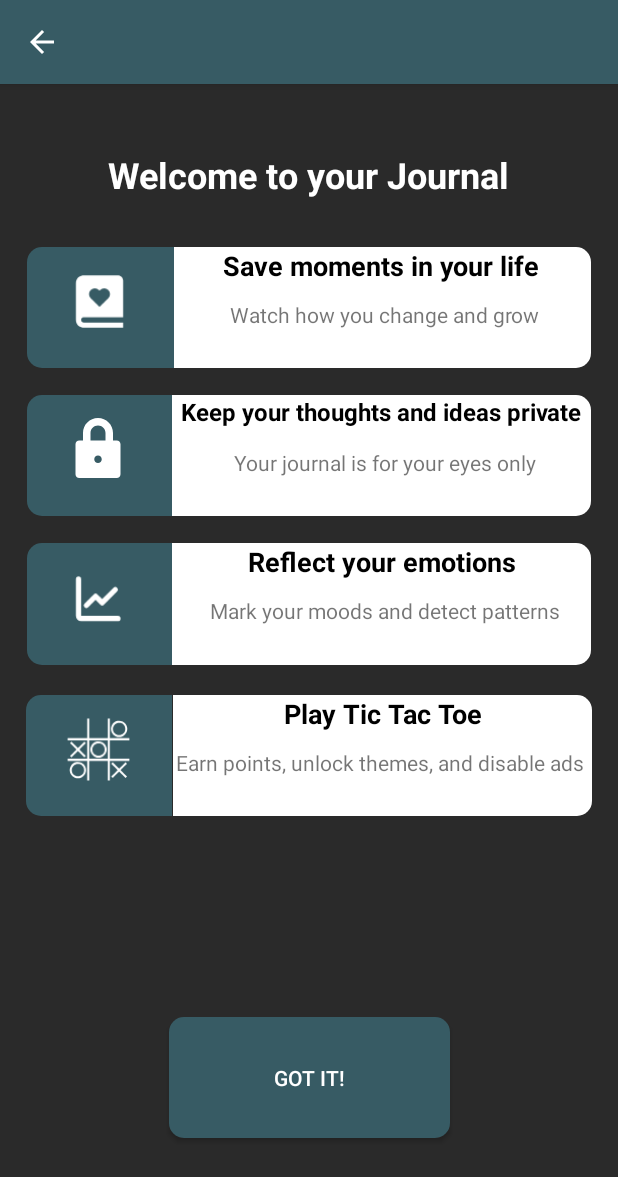
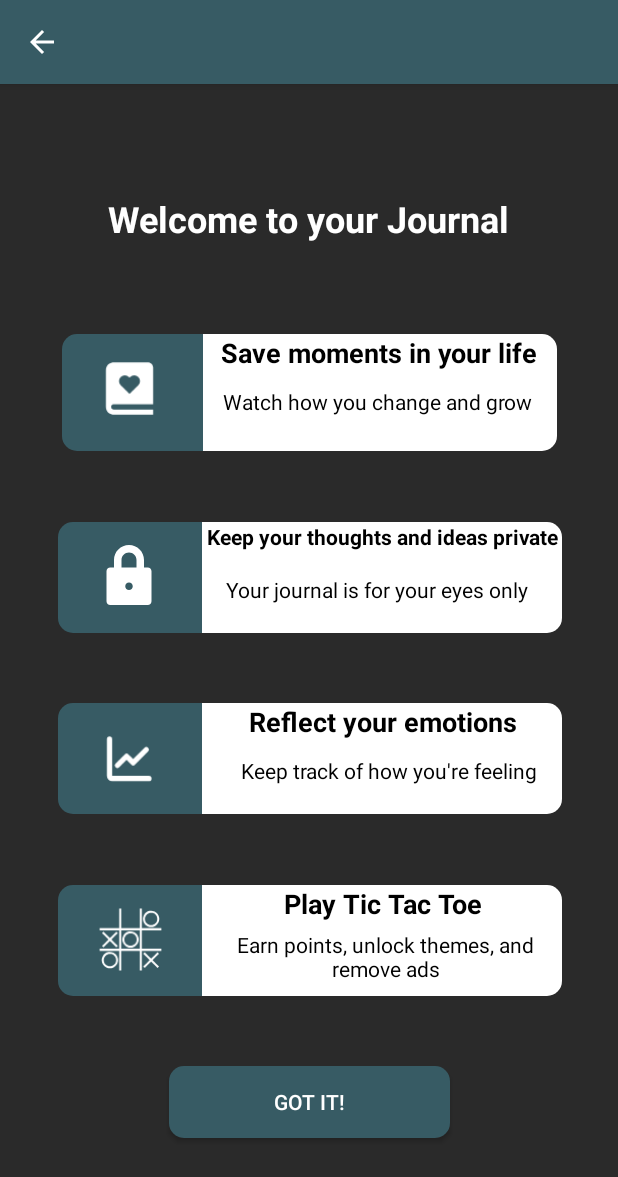
Before and after one commit to Topitops69/TicTacJournal_Official, an Android app: the Welcome_end screen opened directly, with no data from a screen before it, on a phone screen of 412 x 824 dp. Shown: the top 1177 px of the screen. Run offline under Robolectric (Android 15) with nearby library versions, the phone set to English and light mode, and no system bars; our stand-ins replace sdp/ssp sizes.

Commit message:
Sakto nang Layout sa ako cp

```diff
--- a/app/src/main/res/layout/activity_welcome_end.xml
+++ b/app/src/main/res/layout/activity_welcome_end.xml
@@ -27,20 +27,19 @@
     <Button
         android:id="@+id/btnGot"
         android:layout_width="187dp"
-        android:layout_height="0dp"
+        android:layout_height="wrap_content"
         android:layout_marginBottom="65dp"
         android:background="@drawable/roundstyle"
         android:text="Got it!"
         android:textColor="#FFFFFF"
         app:layout_constraintBottom_toBottomOf="parent"
         app:layout_constraintEnd_toEndOf="parent"
-        app:layout_constraintStart_toStartOf="parent"
-        app:layout_constraintTop_toBottomOf="@+id/frameLayout4" />
+        app:layout_constraintStart_toStartOf="parent" />
 
     <FrameLayout
         android:id="@+id/frameLayout"
-        android:layout_width="0dp"
-        android:layout_height="0dp"
+        android:layout_width="wrap_content"
+        android:layout_height="@dimen/_60ssp"
         android:layout_marginStart="18dp"
         android:layout_marginEnd="18dp"
         android:layout_marginBottom="18dp"
@@ -52,9 +51,8 @@
 
         <TextView
             android:id="@+id/Save"
-            android:layout_width="279dp"
+            android:layout_width="237dp"
             android:layout_height="match_parent"
-
             android:layout_gravity="right"
             android:background="@drawable/textstyle"
             android:text="Save moments in your life"
@@ -64,52 +62,49 @@
             android:textSize="18sp"
             android:textStyle="bold"
 
-
             />
 
         <TextView
             android:id="@+id/icon1"
-            android:layout_width="98dp"
+            android:layout_width="94dp"
             android:layout_height="match_parent"
             android:background="@drawable/icon"
-
             android:text="" />
 
         <ImageView
             android:id="@+id/icnHeart"
             android:layout_width="42dp"
-
             android:layout_height="42dp"
-
-            android:layout_marginLeft="27dp"
+            android:layout_marginLeft="24dp"
             android:layout_marginTop="15dp"
-            android:layout_marginBottom="20dp"
+            android:layout_marginBottom="27dp"
             android:contentDescription="@string/todo"
             android:src="@drawable/book_heart"
-
             app:layout_constraintEnd_toEndOf="parent"
             app:layout_constraintStart_toStartOf="parent"
             app:layout_constraintTop_toTopOf="parent" />
 
+
         <TextView
             android:id="@+id/def1"
-            android:layout_width="250dp"
-            android:layout_height="wrap_content"
+            android:layout_width="220dp"
+            android:layout_height="42dp"
             android:text="Watch how you change and grow"
             android:textAlignment="center"
-            android:layout_marginLeft="113dp"
+            android:layout_marginLeft="100dp"
+            android:layout_marginRight="10dp"
             android:layout_marginTop="35dp"
             android:layout_marginBottom="20dp"
+            android:textColor ="@color/black"
             />
-
 
     </FrameLayout>
 
     <FrameLayout
         android:id="@+id/frameLayout2"
-        android:layout_width="0dp"
-        android:layout_height="0dp"
-        android:layout_marginStart="18dp"
+        android:layout_width="336dp"
+        android:layout_height="74dp"
+        android:layout_marginStart="19dp"
         android:layout_marginEnd="18dp"
         android:layout_marginBottom="18dp"
         app:layout_constraintBottom_toTopOf="@+id/frameLayout3"
@@ -119,7 +114,7 @@
 
         <TextView
             android:id="@+id/textView7"
-            android:layout_width="98dp"
+            android:layout_width="97dp"
             android:layout_height="match_parent"
             android:background="@drawable/icon"
 
@@ -127,9 +122,9 @@
 
         <TextView
             android:id="@+id/txt2"
-            android:layout_width="279dp"
+
+            android:layout_width="240dp"
             android:layout_height="match_parent"
-
             android:layout_gravity="right"
             android:background="@drawable/textstyle"
             android:lineSpacingExtra="8sp"
@@ -137,7 +132,7 @@
             android:textAlignment="center"
             android:textAllCaps="false"
             android:textColor="#000000"
-            android:textSize="16sp"
+            android:textSize="14sp"
             android:textStyle="bold" />
 
         <ImageView
@@ -158,23 +153,25 @@
 
         <TextView
             android:id="@+id/def2"
-            android:layout_width="250dp"
-            android:layout_height="wrap_content"
+            android:layout_width="220dp"
+            android:layout_height="42dp"
             android:text="Your journal is for your eyes only"
             android:textAlignment="center"
-            android:layout_marginLeft="113dp"
+            android:layout_marginLeft="102dp"
+            android:layout_marginRight="7dp"
             android:layout_marginTop="35dp"
             android:layout_marginBottom="20dp"
+            android:textColor ="@color/black"
             />
     </FrameLayout>
 
     <FrameLayout
         android:id="@+id/frameLayout3"
-        android:layout_width="0dp"
-        android:layout_height="0dp"
-        android:layout_marginStart="18dp"
+        android:layout_width="336dp"
+        android:layout_height="74dp"
+        android:layout_marginStart="19dp"
         android:layout_marginEnd="18dp"
-        android:layout_marginBottom="20dp"
+        android:layout_marginBottom="18dp"
         app:layout_constraintBottom_toTopOf="@+id/frameLayout4"
         app:layout_constraintEnd_toEndOf="parent"
         app:layout_constraintStart_toStartOf="parent"
@@ -190,7 +187,7 @@
 
         <TextView
             android:id="@+id/txt3"
-            android:layout_width="279dp"
+            android:layout_width="240dp"
             android:layout_height="match_parent"
 
             android:layout_gravity="right"
@@ -220,23 +217,25 @@
 
         <TextView
             android:id="@+id/def3"
-            android:layout_width="250dp"
-            android:layout_height="wrap_content"
-            android:text="Mark your moods and detect patterns"
+            android:layout_width="220dp"
+            android:layout_height="42dp"
+            android:text="Keep track of how you're feeling"
             android:textAlignment="center"
-            android:layout_marginLeft="113dp"
+            android:layout_marginLeft="110dp"
+            android:layout_marginRight="10dp"
             android:layout_marginTop="35dp"
             android:layout_marginBottom="20dp"
+            android:textColor ="@color/black"
             />
     </FrameLayout>
 
     <FrameLayout
         android:id="@+id/frameLayout4"
-        android:layout_width="0dp"
-        android:layout_height="0dp"
-        android:layout_marginStart="17dp"
-        android:layout_marginEnd="17dp"
-        android:layout_marginBottom="134dp"
+        android:layout_width="336dp"
+        android:layout_height="74dp"
+        android:layout_marginStart="19dp"
+        android:layout_marginEnd="18dp"
+        android:layout_marginBottom="18dp"
         app:layout_constraintBottom_toTopOf="@+id/btnGot"
         app:layout_constraintEnd_toEndOf="parent"
         app:layout_constraintStart_toStartOf="parent"
@@ -252,7 +251,7 @@
 
         <TextView
             android:id="@+id/txt4"
-            android:layout_width="279dp"
+            android:layout_width="240dp"
             android:layout_height="match_parent"
 
             android:layout_gravity="right"
@@ -282,11 +281,12 @@
         <TextView
             android:id="@+id/def4"
             android:layout_width="wrap_content"
-            android:layout_height="wrap_content"
+            android:layout_height="34dp"
             android:layout_marginLeft="100dp"
-            android:layout_marginTop="35dp"
+            android:layout_marginTop="30dp"
             android:layout_marginBottom="20dp"
-            android:text="Earn points, unlock themes, and disable ads"
+            android:text="Earn points, unlock themes, and remove ads"
+            android:textColor = "@color/black"
             android:textAlignment="center" />
     </FrameLayout>
 
--- a/app/src/main/res/layout/fragment_journal1.xml
+++ b/app/src/main/res/layout/fragment_journal1.xml
@@ -12,9 +12,9 @@
 
     <TextView
         android:id="@+id/textMyNotes"
-        android:layout_width="373dp"
+        android:layout_width="342dp"
 
-        android:layout_height="53dp"
+        android:layout_height="41dp"
         android:layout_marginTop="16dp"
         android:fontFamily="@font/ubuntu_bold"
         android:includeFontPadding="false"
@@ -29,16 +29,19 @@
 
     <LinearLayout
         android:id="@+id/layoutSearch"
-        android:layout_width="match_parent"
+        android:layout_width="340dp"
         android:layout_height="wrap_content"
-        android:layout_marginTop="12dp"
+        android:layout_marginStart="20dp"
+        android:layout_marginTop="2dp"
+        android:layout_marginEnd="20dp"
         android:background="@drawable/background_search"
         android:gravity="center_vertical"
         android:orientation="horizontal"
         android:paddingStart="@dimen/_10sdp"
         android:paddingEnd="@dimen/_10sdp"
-        app:layout_constraintTop_toBottomOf="@+id/textMyNotes"
-        tools:layout_editor_absoluteX="0dp">
+        app:layout_constraintEnd_toEndOf="parent"
+        app:layout_constraintStart_toStartOf="parent"
+        app:layout_constraintTop_toBottomOf="@+id/textMyNotes">
 
         <ImageView
             android:layout_width="@dimen/_20sdp"
@@ -68,14 +71,15 @@
     <androidx.recyclerview.widget.RecyclerView
         android:id="@+id/journalsRecyclerView"
         android:layout_width="match_parent"
-        android:layout_height="0dp"
-        android:layout_marginStart="@dimen/_2sdp"
-        android:layout_marginEnd="@dimen/_2sdp"
+        android:layout_height="640dp"
+        android:layout_marginTop="375dp"
         android:clipToPadding="false"
         android:paddingEnd="@dimen/_12sdp"
         android:paddingBottom="@dimen/_12sdp"
-        app:layout_constraintTop_toBottomOf="@id/layoutSearch"
-        app:layout_constraintBottom_toBottomOf="parent"/>
+        app:layout_constraintBottom_toBottomOf="parent"
+        app:layout_constraintEnd_toEndOf="parent"
+        app:layout_constraintStart_toStartOf="parent"
+        app:layout_constraintTop_toBottomOf="@id/layoutSearch" />
 
 
 </androidx.constraintlayout.widget.ConstraintLayout>
```
